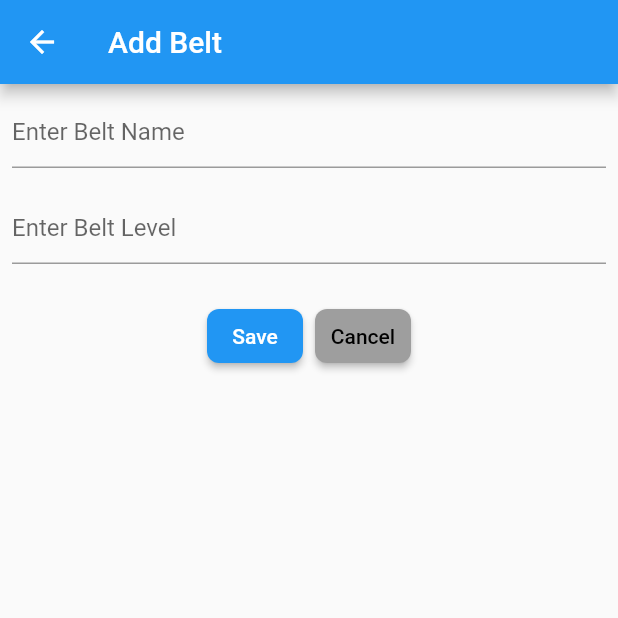
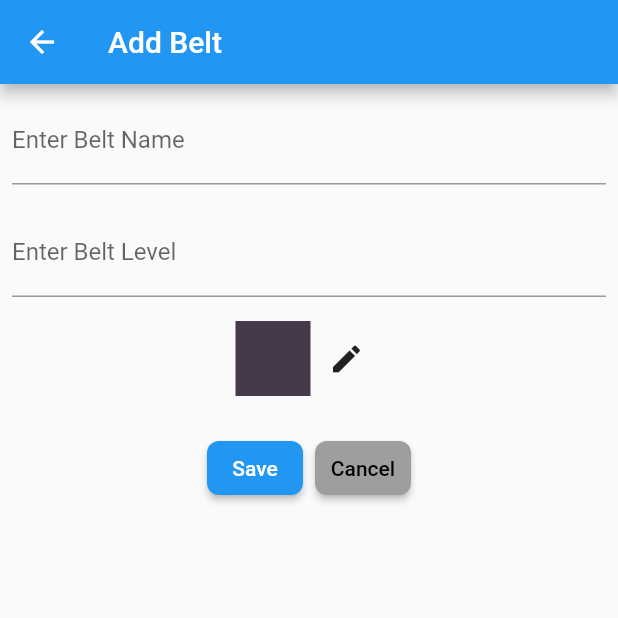
Before and after one commit to josephsteve/senior_project_tkd_app_1, a Flutter app: the AddBelt screen opened directly, after a tap on "Save", on a phone screen of 412 x 824 dp, the top half of it. Run offline on Flutter 3.47's test engine with Material 2 defaults, Android fonts, the phone set to English and light mode, and no system bars; our stand-ins replace carousel_slider, cloud_firestore, firebase_storage, flutter_colorpicker, image_picker, rxdart; accounts and stored records are empty.

Commit message:
belt gradient color and picker

```diff
--- a/lib/src/blocs/belts_bloc.dart
+++ b/lib/src/blocs/belts_bloc.dart
@@ -8,6 +8,7 @@ class BeltsBloc {
   final _id = BehaviorSubject<String>();
   final _beltname = BehaviorSubject<String>();
   final _level = BehaviorSubject<String>();
+  final _color = BehaviorSubject<int>();
   final _showProgress = BehaviorSubject<bool>();
 
   Observable<String> get id => _id.stream;
@@ -48,9 +49,13 @@ class BeltsBloc {
     _level.sink.add(level);
   }
 
+  void setColor(int color) {
+    _color.sink.add(color);
+  }
+
   void submit(String beltID) {
     _showProgress.sink.add(true);
-    Belt _belt = Belt(beltname: _beltname.value, level: int.parse(_level.value));
+    Belt _belt = Belt(beltname: _beltname.value, level: int.parse(_level.value), color: _color.value);
     if (beltID != null && beltID.isNotEmpty) {
       _repository.saveBelt(beltID, _belt);
       _showProgress.sink.add(false);
@@ -86,6 +91,8 @@ class BeltsBloc {
     _level.close();
     await _showProgress.drain();
     _showProgress.close();
+    await _color.drain();
+    _color.close();
   }
 
 }
--- a/lib/src/models/belt_model.dart
+++ b/lib/src/models/belt_model.dart
@@ -4,18 +4,20 @@ class Belt {
   String id;
   String beltname;
   int level;
+  int color;
 
   Belt({
     this.id,
     @required this.beltname,
-    this.level = 0}) :
+    this.level = 0, this.color}) :
         assert(beltname != null && beltname.isNotEmpty);
 
   Belt.fromMap(Map<String, dynamic> data) :
-      this(beltname: data["belt_name"], level: data["level"] ?? 0);
+      this(beltname: data["belt_name"], level: data["level"] ?? 0, color: data["color"] ?? 0xFFFFFFFF);
 
   Map<String, dynamic> toMap() => {
     "belt_name": this.beltname,
-    "level": this.level
+    "level": this.level,
+    "color": this.color
   };
 }
--- a/lib/src/ui/belt_add.dart
+++ b/lib/src/ui/belt_add.dart
@@ -1,6 +1,10 @@
 import 'package:flutter/material.dart';
 import '../blocs/belts_bloc_provider.dart';
 import '../blocs/belts_bloc.dart';
+import 'package:flutter_colorpicker/flutter_colorpicker.dart';
+import 'package:flutter_colorpicker/material_picker.dart';
+import 'package:flutter_colorpicker/block_picker.dart';
+import 'package:flutter_colorpicker/utils.dart';
 
 class AddBelt extends StatelessWidget {
 
@@ -32,6 +36,7 @@ class _BeltAddScreenState extends State<BeltAddScreen> {
   BeltsBloc _bloc;
   final TextEditingController beltNameController = new TextEditingController();
   final TextEditingController levelController = new TextEditingController();
+  int currentColorValue = 0xff443a49;
 
   @override
   void didChangeDependencies() {
@@ -46,6 +51,8 @@ class _BeltAddScreenState extends State<BeltAddScreen> {
             _bloc.setBeltName(_belt.beltname);
             levelController.text = _belt.level.toString();
             _bloc.setLevel(_belt.level.toString());
+            currentColorValue = _belt.color;
+            _bloc.setColor(_belt.color);
           });
         }
       });
@@ -66,6 +73,7 @@ class _BeltAddScreenState extends State<BeltAddScreen> {
           controller: beltNameController,
           onChanged: _bloc.changeBeltName,
           decoration: InputDecoration(
+            labelText: 'Enter Belt Name',
             hintText: 'Enter Belt Name', errorText: snapshot.error),
         );
       },
@@ -80,11 +88,17 @@ class _BeltAddScreenState extends State<BeltAddScreen> {
           controller: levelController,
           onChanged: _bloc.changeLevel,
           decoration: InputDecoration(
+            labelText: 'Enter Belt Level',
               hintText: 'Enter Belt Level', errorText: snapshot.error),
         );
       },
     );
   }
+
+  void changeColor(Color color) => setState(() {
+    currentColorValue = color.value;
+    _bloc.setColor(currentColorValue);
+  });
 
   @override
   Widget build(BuildContext context) {
@@ -98,6 +112,39 @@ class _BeltAddScreenState extends State<BeltAddScreen> {
         Padding(
           padding: const EdgeInsets.all(8.0),
           child: levelField(),
+        ),
+        Padding(
+          padding: const EdgeInsets.all(8.0),
+          child: Row(mainAxisAlignment: MainAxisAlignment.center,
+            children: <Widget>[
+              Container(
+                width: 50.0,
+                height: 50.0,
+                child: Text(""),
+                color: Color(currentColorValue),
+              ),
+              IconButton(icon: Icon(Icons.edit), onPressed: () {
+                showDialog(
+                  context: context,
+                  builder: (BuildContext context) {
+                    return AlertDialog(
+                      titlePadding: const EdgeInsets.all(0.0),
+                      contentPadding: const EdgeInsets.all(0.0),
+                      content: SingleChildScrollView(
+                        child: ColorPicker(
+                          pickerColor: Color(currentColorValue),
+                          onColorChanged: changeColor,
+                          colorPickerWidth: 1000.0,
+                          pickerAreaHeightPercent: 0.7,
+                          enableAlpha: true,
+                        ),
+                      ),
+                    );
+                  },
+                );
+              },)
+            ],
+          ),
         ),
         Padding(
           padding: const EdgeInsets.all(8.0),
--- a/pubspec.yaml
+++ b/pubspec.yaml
@@ -26,6 +26,7 @@ dependencies:
   carousel_slider: ^1.3.0
   path_provider: ^0.5.0+1
   image: ^2.0.7
+  flutter_colorpicker: ^0.2.3
 
 dev_dependencies:
   flutter_test:
```
Also changed, not shown: lib/src/ui/belts_list.dart (+6 -1 lines).
